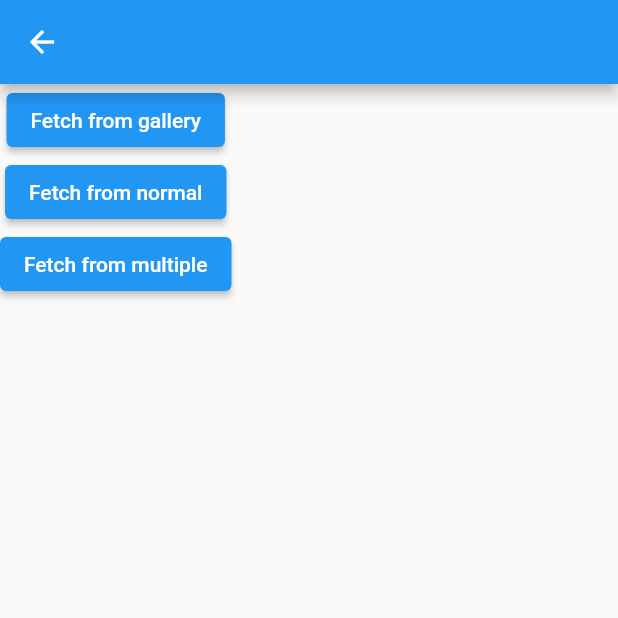
After one commit to devopsengineering06/flutter_full_learn, a Flutter app: the ImagePickerGenericView screen opened directly, after a tap on "Fetch from normal", on a phone screen of 412 x 824 dp, the top half of it. The commit adds this screen. Run offline on Flutter 3.47's test engine with Material 2 defaults, Android fonts, the light colour scheme and no system bars; our stand-ins replace dio, equatable, flutter_mobx, image_picker, lottie, mobx and 1 more; accounts and stored records are empty; generated files the repository leaves out were written again; network calls fail.

Commit message:
Image Generic Picker

```diff
--- /dev/null
+++ b/lib/303/testtable/image_generic_picker.dart
@@ -0,0 +1,46 @@
+import 'package:flutter/material.dart';
+
+import '../../product/utility/image_upload.dart';
+import '../../product/utility/image_upload_manager.dart';
+
+class ImagePickerGenericView extends StatefulWidget {
+  const ImagePickerGenericView({super.key});
+
+  @override
+  State<ImagePickerGenericView> createState() => _ImagePickerGenericViewState();
+}
+
+class _ImagePickerGenericViewState extends State<ImagePickerGenericView> {
+  final _imageUploadManager = ImageUploadManager();
+  late final ImageUploadCustomManager _imageUploadCustomManager;
+
+  @override
+  void initState() {
+    // TODO: implement initState
+    super.initState();
+    _imageUploadCustomManager = ImageUploadCustomManager(LibraryImageUpload());
+  }
+
+  @override
+  Widget build(BuildContext context) {
+    return Scaffold(
+      appBar: AppBar(),
+      body: Column(
+        children: [
+          ElevatedButton(
+              onPressed: () {
+                // _imageUploadManager.fetchFromLibrary();
+                _imageUploadCustomManager.cropWithFetch();
+              },
+              child: const Text("Fetch from gallery")),
+          ElevatedButton(
+              onPressed: () {
+                _imageUploadManager.fetchFromCamera();
+              },
+              child: const Text("Fetch from normal")),
+          ElevatedButton(onPressed: () {}, child: const Text("Fetch from multiple")),
+        ],
+      ),
+    );
+  }
+}
--- a/lib/product/utility/image_upload.dart
+++ b/lib/product/utility/image_upload.dart
@@ -16,4 +16,16 @@ class ImageUploadManager {
     // final List<XFile> images = await picker.pickMultiImage();
     return image;
   }
+
+  Future<XFile?> fetchFromCamera() async {
+    // Capture a photo
+    final XFile? photo = await _picker.pickImage(source: ImageSource.camera);
+    // // Pick a video
+    // final XFile? image = await picker.pickVideo(source: ImageSource.gallery);
+    // // Capture a video
+    // final XFile? video = await picker.pickVideo(source: ImageSource.camera);
+    // // Pick multiple images
+    // final List<XFile> images = await picker.pickMultiImage();
+    return photo;
+  }
 }
```
